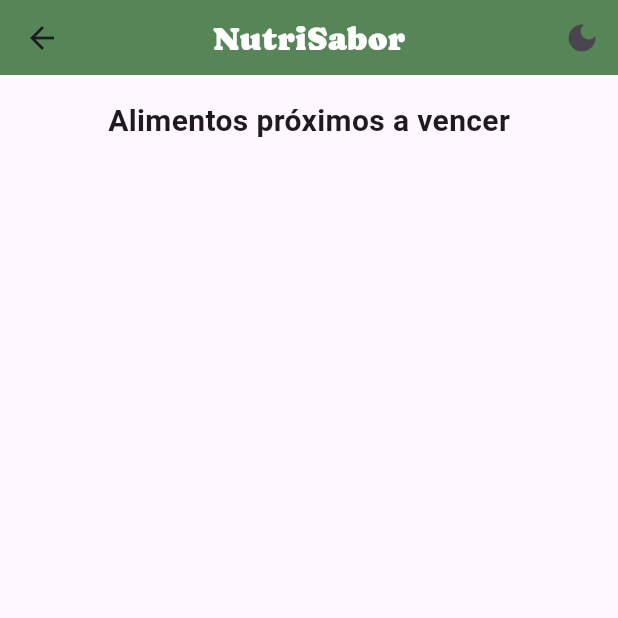
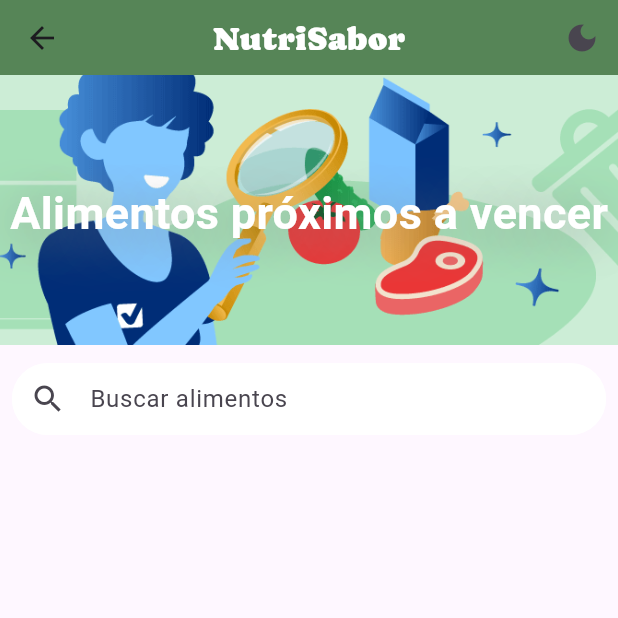
Before and after one commit to SantiSosa02/app_movil, a Flutter app: the AlimentosAVencer screen opened directly, on a phone screen of 412 x 824 dp, the top half of it. Run offline on Flutter 3.47's test engine with Material 2 defaults, Android fonts, the phone set to English and light mode, and no system bars; our stand-ins replace carousel_slider, image_picker.

Commit message:
alimentosAVencer

```diff
--- a/lib/presentation/screens/alimentos_a_vencer_screen.dart
+++ b/lib/presentation/screens/alimentos_a_vencer_screen.dart
@@ -1,3 +1,5 @@
+import 'dart:io';
+
 import 'package:app_movil/datos/foods_list.dart';
 import 'package:app_movil/dominio/models/food.dart';
 import 'package:flutter/material.dart';
@@ -13,9 +15,17 @@ class AlimentosAVencer extends StatefulWidget {
 }
 
 class _AlimentosAVencerState extends State<AlimentosAVencer> {
-  List<Food> filterItems = foods;
- // List<Map<String, dynamic>> alimentos =  [
+  final TextEditingController _searchController = TextEditingController();
 
+  List<Food> alimentosProximosAVencer = [];
+  List<Food> filterItems = [];
+
+  @override
+  void initState() {
+    super.initState();
+    alimentosProximosAVencer = obtenerAlimentosProximosAVencer();
+    filterItems = alimentosProximosAVencer;
+  }
 
   List<Food> obtenerAlimentosProximosAVencer() {
     DateTime today = DateTime.now();
@@ -23,49 +33,162 @@ class _AlimentosAVencerState extends State<AlimentosAVencer> {
 
     return foods.where((food) {
       DateTime expDate = food.expDate;
-      return expDate.isBefore(tenDaysFromNow) &&
-          expDate.isAfter(today);
+      return expDate.isBefore(tenDaysFromNow) && expDate.isAfter(today);
     }).toList();
+  }
+
+  void searchItem(String text) {
+    setState(() {
+      filterItems = alimentosProximosAVencer
+          .where((i) => i.name.toLowerCase().contains(text.toLowerCase()))
+          .toList();
+    });
   }
 
   @override
   Widget build(BuildContext context) {
-    List<Food> alimentosProximosAVencer = obtenerAlimentosProximosAVencer();
-
     return Scaffold(
       appBar: const AppBarMenu(title: "NutriSabor"),
       body: Column(
         children: [
-          const Padding(
-            padding: EdgeInsets.all(16.0),
-            child: Text(
+          Stack(
+            children: [
+              // Imagen de fondo
+              Image.asset(
+                'assets/images/vencimiento.png',
+                fit: BoxFit.cover,
+                height: 180.0,
+                width: double.infinity,
+              ),
+
+              Padding(
+                padding: const EdgeInsets.all(2.0),
+                child: Container(
+                  height: 180.0,
+                  alignment: Alignment.center,
+                  child: const Text(
                     'Alimentos próximos a vencer',
                     style: TextStyle(
-                fontSize: 20,
+                      fontSize: 30.0,
                       fontWeight: FontWeight.bold,
+                      color: Colors.white,
+                      shadows: <Shadow>[
+                        Shadow(
+                          offset: Offset(0.0, 5.0),
+                          blurRadius: 45.0,
+                          color: Color.fromARGB(255, 129, 129, 129),
+                        ),
+                      ],
+                    ),
+                  ),
+                ),
+              ),
+            ],
+          ),
+
+          Padding(
+            padding: const EdgeInsets.all(8.0),
+            child: TextField(
+              onChanged: searchItem,
+              controller: _searchController,
+              decoration: InputDecoration(
+                floatingLabelBehavior: FloatingLabelBehavior.never,
+                labelText: 'Buscar alimentos',
+                prefixIcon: const Icon(Icons.search),
+                filled: true,
+                fillColor: Colors.white,
+                contentPadding: const EdgeInsets.symmetric(vertical: 10.0),
+                enabledBorder: OutlineInputBorder(
+                  borderSide: const BorderSide(color: Colors.white),
+                  borderRadius: BorderRadius.circular(25.0),
+                ),
+                focusedBorder: OutlineInputBorder(
+                  borderSide: const BorderSide(color: Colors.white),
+                  borderRadius: BorderRadius.circular(25.0),
+                ),
               ),
             ),
           ),
           Expanded(
             child: ListView.builder(
-              itemCount: alimentosProximosAVencer.length,
+              itemCount: filterItems.length,
               itemBuilder: (BuildContext context, int index) {
-                //Food food = alimentosProximosAVencer[index];
-                return Card(
-                  elevation: 4,
-                  margin: const EdgeInsets.symmetric(horizontal: 16, vertical: 8),
-                  child: ListTile(
-                    title: Text(
-                      foods[index].name,
-                      style: const TextStyle(fontSize: 18, fontWeight: FontWeight.bold),
+                return GestureDetector(
+        onTap: () {
+          showDialog(
+            context: context,
+            builder: (context) {
+              return AlertDialog(
+                title: Text('${filterItems[index].name}'),
+                content: Column(
+                  mainAxisSize: MainAxisSize.min,
+                  children: [
+                    Image.file(
+                      File(filterItems[index].image),
+                      height: 150,
+                      width: 200,
+                      fit: BoxFit.cover,
                     ),
-                    subtitle: Column(
+                    const SizedBox(height: 20),
+                    Text('Nombre: ${filterItems[index].name}'),
+                    Text('Descripción: ${filterItems[index].description}'),
+                    Text('Cantidad: ${filterItems[index].quantity}'),
+                    Text(
+                      'Fecha de vencimiento: ${DateFormat('yyyy/MM/dd').format(filterItems[index].expDate)}',
+                      style: TextStyle(
+                      color:Colors.red),
+                    ),
+                  ],
+                ),
+                actions: [
+                  TextButton(
+                    onPressed: () {
+                      Navigator.pop(context);
+                    },
+                    child: Text('Cerrar'),
+                  ),
+                ],
+              );
+            },
+          );
+        },
+        child: Container(
+          decoration: BoxDecoration(
+            borderRadius: BorderRadius.circular(8.0),
+            border: Border.all(
+              color: Colors.grey,
+              width: 0.5,
+            ),
+          ),
+          margin: EdgeInsets.symmetric(horizontal: 20, vertical: 7),
+          child: Padding(
+            padding: const EdgeInsets.all(8.0),
+            child: Row(
+              children: [
+                Image.file(
+                  File(filterItems[index].image),
+                  height: 65,
+                  width: 65,
+                  fit: BoxFit.cover,
+                ),
+                SizedBox(width: 10),
+                Column(
                   crossAxisAlignment: CrossAxisAlignment.start,
                   children: [
-                        Text('Cantidad: ${foods[index].quantity}'),
-                        Text('Fecha de vencimiento: ${DateFormat('dd/MM/yyyy').format(foods[index].expDate)}',
-                         style: const TextStyle(color: Colors.red) ,),
+                    Text(
+                      '${filterItems[index].name}',
+                      style: TextStyle(
+                          fontSize: 18, fontWeight: FontWeight.bold),
+                    ),
+                    Text(
+                      'Fecha de vencimiento: ${DateFormat('yyyy/MM/dd').format(filterItems[index].expDate)}',
+                      style: TextStyle(
+                      color:Colors.red),
+                    ),
                   ],
+                ),
+              ],
+            ),
           ),
         ),
       );
--- a/lib/presentation/widgets/drawer.dart
+++ b/lib/presentation/widgets/drawer.dart
@@ -1,3 +1,4 @@
+import 'package:app_movil/presentation/screens/alimentos_a_vencer_screen.dart';
 import 'package:app_movil/presentation/screens/food_screen.dart';
 import 'package:app_movil/presentation/screens/login_screen.dart';
 import 'package:app_movil/presentation/screens/home_screen.dart';
@@ -118,14 +119,14 @@ class MenuDrawer extends StatelessWidget {
                 color: Colors.white,
               ),
               title: const Text(
-                "Cercanos a vencer",
+                "Próximos a vencer",
                 style: TextStyle(color: Colors.white),
               ),
               onTap: () {
                 Navigator.push(
                   context,
                   MaterialPageRoute(
-                    builder: (context) => const HomeScreen(),
+                    builder: (context) => const AlimentosAVencer(),
                   ),
                 );
               },
--- a/pubspec.yaml
+++ b/pubspec.yaml
@@ -71,6 +71,8 @@ flutter:
     - assets/images/fresas.jpeg
     - assets/images/tomastes.jpeg
     - assets/images/food_home/food.jpg
+    - assets/images/vencimiento.png
+
 
 
   # An image asset can refer to one or more resolution-specific "variants", see
```
Lines whose indentation alone changed are shown as unchanged.
